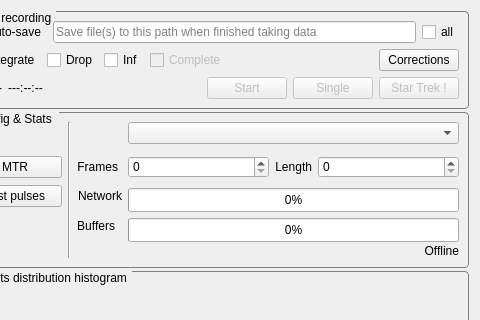
First picture: the form in SpidrMpx3Eq/qcstmglvisualization.ui, repository navrit/dexter, before the edit; both pictures show x 769 to 1249 and y 0 to 320 of the 1249 by 634 pixel window.
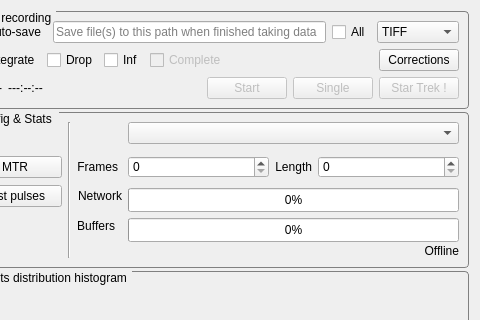
Second picture: the form after the edit. Custom widgets are drawn as their Qt base class.

Diff of the .ui file:
```diff
--- a/SpidrMpx3Eq/qcstmglvisualization.ui
+++ b/SpidrMpx3Eq/qcstmglvisualization.ui
@@ -256,10 +256,29 @@
 If you run too fast this feature should not be used.</string>
               </property>
               <property name="text">
-               <string>all</string>
+               <string>All</string>
               </property>
              </widget>
             </item>
+            <item>
+             <widget class="QComboBox" name="saveFileComboBox">
+              <item>
+               <property name="text">
+                <string>TIFF</string>
+               </property>
+              </item>
+              <item>
+               <property name="text">
+                <string>Raw TIFF</string>
+               </property>
+              </item>
+              <item>
+               <property name="text">
+                <string>Text</string>
+               </property>
+              </item>
+             </widget>
+            </item>
            </layout>
           </item>
           <item>
```
